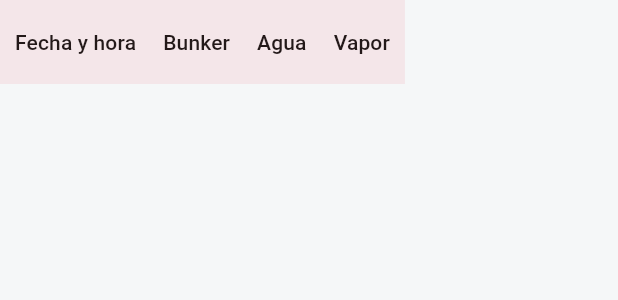
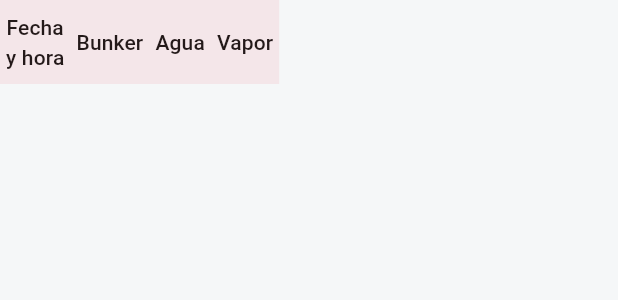
Before and after one commit to inoxiap/eficiencia-energetica-ee, a Flutter app: the _ReadingsTable widget shown alone on an empty page, opened directly with empty values, on a phone screen of 412 x 824 dp. Shown: the top 300 px of the screen. Run offline on Flutter 3.47's test engine with Material 3 defaults, Android fonts, the phone set to English and light mode, and no system bars; our stand-ins replace cloud_firestore, firebase_auth, firebase_core, image_picker, package_info_plus, shared_preferences and 1 more; missing offline and left inert: firebase_auth_web, flutter_dial_knob, geekyants_flutter_gauges, segment_display; accounts and stored records are empty; Roboto replaces fonts that are missing (Arial).

Commit message:
Fit boiler history table on phones

```diff
--- a/ee_flutter/lib/screens/boiler_readings_history_screen.dart
+++ b/ee_flutter/lib/screens/boiler_readings_history_screen.dart
@@ -194,6 +194,7 @@ class _ReadingsTable extends StatelessWidget {
 
   @override
   Widget build(BuildContext context) {
+    final compact = MediaQuery.sizeOf(context).width < 520;
     return SingleChildScrollView(
       scrollDirection: Axis.horizontal,
       child: DataTable(
@@ -201,10 +202,17 @@ class _ReadingsTable extends StatelessWidget {
         headingRowColor: WidgetStatePropertyAll(
           brandRed.withValues(alpha: 0.08),
         ),
-        horizontalMargin: 10,
-        columnSpacing: 18,
-        columns: const [
-          DataColumn(label: Text('Fecha y hora')),
+        horizontalMargin: compact ? 4 : 10,
+        columnSpacing: compact ? 8 : 18,
+        dataRowMinHeight: compact ? 52 : 48,
+        dataRowMaxHeight: compact ? 58 : 56,
+        columns: [
+          DataColumn(
+            label: Text(
+              compact ? 'Fecha\ny hora' : 'Fecha y hora',
+              textAlign: TextAlign.center,
+            ),
+          ),
           DataColumn(label: Text('Bunker'), numeric: true),
           DataColumn(label: Text('Agua'), numeric: true),
           DataColumn(label: Text('Vapor'), numeric: true),
@@ -213,14 +221,36 @@ class _ReadingsTable extends StatelessWidget {
           for (final reading in readings)
             DataRow(
               cells: [
-                DataCell(Text(Formats.date(reading.recordedAt))),
-                DataCell(Text(_originalValue(reading, 'bunker'))),
-                DataCell(Text(_originalValue(reading, 'water'))),
+                DataCell(
+                  Text(
+                    compact
+                        ? _compactDate(reading.recordedAt)
+                        : Formats.date(reading.recordedAt),
+                    textAlign: TextAlign.center,
+                    style: compact ? const TextStyle(fontSize: 12) : null,
+                  ),
+                ),
+                DataCell(
+                  Text(
+                    _originalValue(reading, 'bunker', compact: compact),
+                    textAlign: TextAlign.center,
+                    style: compact ? const TextStyle(fontSize: 12) : null,
+                  ),
+                ),
+                DataCell(
+                  Text(
+                    _originalValue(reading, 'water', compact: compact),
+                    textAlign: TextAlign.center,
+                    style: compact ? const TextStyle(fontSize: 12) : null,
+                  ),
+                ),
                 DataCell(
                   Text(
                     reading.steamTotal == null
                         ? '-'
-                        : _originalValue(reading, 'steam'),
+                        : _originalValue(reading, 'steam', compact: compact),
+                    textAlign: TextAlign.center,
+                    style: compact ? const TextStyle(fontSize: 12) : null,
                   ),
                 ),
               ],
@@ -230,23 +260,54 @@ class _ReadingsTable extends StatelessWidget {
     );
   }
 
-  static String _originalValue(BoilerReading reading, String key) {
+  static String _originalValue(
+    BoilerReading reading,
+    String key, {
+    required bool compact,
+  }) {
     final original = reading.originalInputs[key];
     if (original is Map) {
       final value = _toDouble(original['value']);
       if (value != null) {
-        return '${_formatNumber(value)} ${_friendlyUnit('${original['unit'] ?? ''}')}';
+        return _valueWithUnit(
+          value,
+          _friendlyUnit('${original['unit'] ?? ''}'),
+          compact,
+        );
       }
     }
     return switch (key) {
-      'bunker' =>
-        '${_formatNumber(reading.fuelTotal)} ${_friendlyUnit(reading.bunkerUnit)}',
-      'water' =>
-        '${_formatNumber(reading.waterTotal)} ${_friendlyUnit(reading.waterUnit)}',
-      'steam' =>
-        '${_formatNumber(reading.steamTotal ?? 0)} ${_friendlyUnit(reading.steamUnit)}',
+      'bunker' => _valueWithUnit(
+        reading.fuelTotal,
+        _friendlyUnit(reading.bunkerUnit),
+        compact,
+      ),
+      'water' => _valueWithUnit(
+        reading.waterTotal,
+        _friendlyUnit(reading.waterUnit),
+        compact,
+      ),
+      'steam' => _valueWithUnit(
+        reading.steamTotal ?? 0,
+        _friendlyUnit(reading.steamUnit),
+        compact,
+      ),
       _ => '-',
     };
+  }
+
+  static String _valueWithUnit(double value, String unit, bool compact) {
+    return '${_formatNumber(value)}${compact ? '\n' : ' '}$unit';
+  }
+
+  static String _compactDate(DateTime value) {
+    final local = value.toLocal();
+    final day = local.day.toString().padLeft(2, '0');
+    final month = local.month.toString().padLeft(2, '0');
+    final year = (local.year % 100).toString().padLeft(2, '0');
+    final hour = local.hour.toString().padLeft(2, '0');
+    final minute = local.minute.toString().padLeft(2, '0');
+    return '$day/$month/$year\n$hour:$minute';
   }
 
   static double? _toDouble(Object? value) {
```
